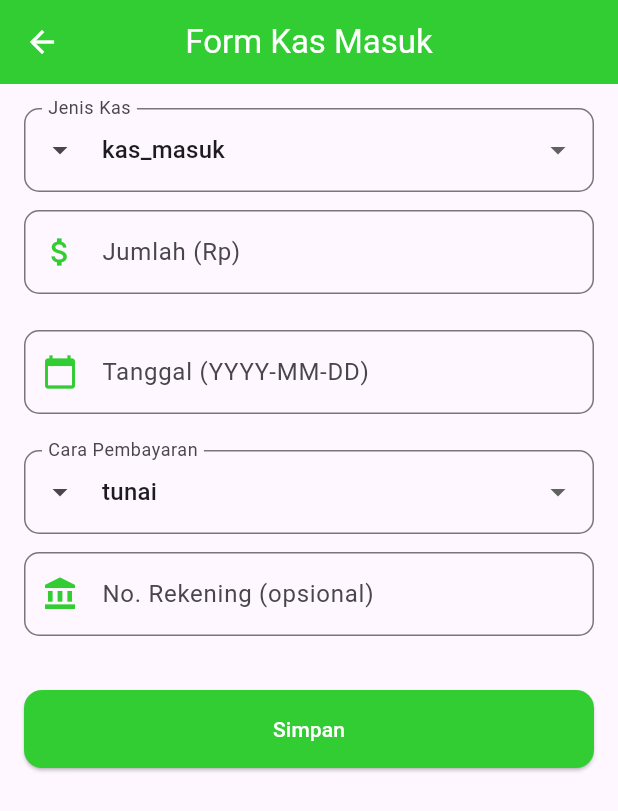
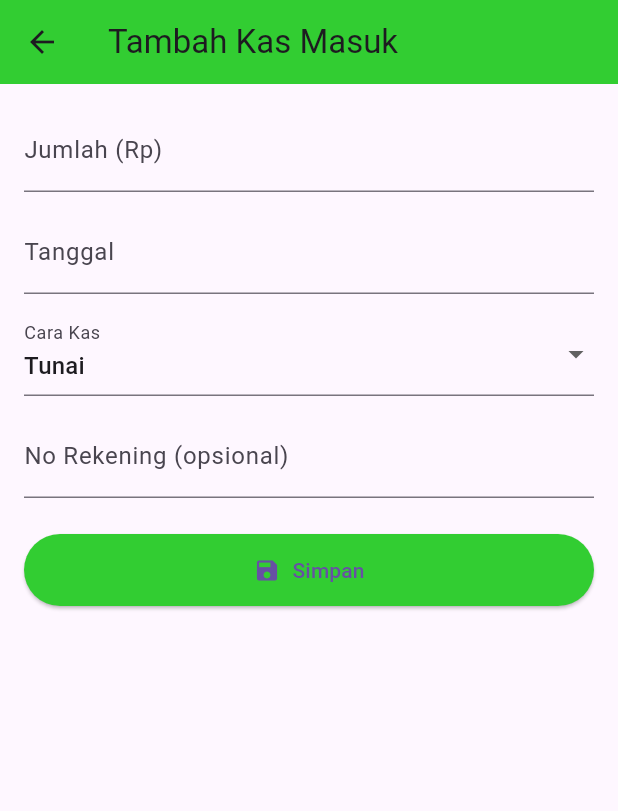
Before and after one commit to Mabot17/arta_krama, a Flutter app: the KasMasukView screen opened by its route, after a tap on the "add" icon, on a phone screen of 412 x 824 dp. Shown: the top 811 px of the screen. Run offline on Flutter 3.47's test engine with Material 3 defaults, Android fonts, the phone set to English and light mode, and no system bars; our stand-ins replace file_picker, flutter_screenutil, flutter_svg, get, get_storage, google_fonts and 2 more; accounts and stored records are empty.

Commit message:
tambahkan crud kas masuk

```diff
--- a/lib/modules/kas_masuk/controllers/kas_masuk_controller.dart
+++ b/lib/modules/kas_masuk/controllers/kas_masuk_controller.dart
@@ -7,18 +7,19 @@ import 'package:arta_krama/routes/app_routes_constant.dart';
 
 class KasMasukController extends GetxController {
   final KasMasukService _kasMasukService = KasMasukService();
+
   var kasMasukList = <KasMasuk>[].obs;
 
-  // Observable untuk dropdown
+  // Observables
   var jenisKas = 'kas_masuk'.obs;
   var caraKas = 'tunai'.obs;
 
-  // TextEditingControllers
+  // Controllers
   final TextEditingController jumlahKasController = TextEditingController();
   final TextEditingController tanggalKasController = TextEditingController();
   final TextEditingController norekKasController = TextEditingController();
 
-  KasMasuk? editingKas; // jika edit data
+  KasMasuk? editingKas;
 
   @override
   void onInit() {
@@ -26,55 +27,32 @@ class KasMasukController extends GetxController {
     fetchData();
   }
 
-  @override
-  void onClose() {
-    jumlahKasController.dispose();
-    tanggalKasController.dispose();
-    norekKasController.dispose();
-    super.onClose();
-  }
-
   Future<void> fetchData() async {
     try {
       final data = await _kasMasukService.getAll();
-      print("Data fetched: ${data.length} items");
       kasMasukList.assignAll(data);
-    } catch (e) {
+    } catch (_) {
       WidgetSnackbar.warning("Peringatan", "Data kas masuk tidak ditemukan");
     }
   }
 
-  Future<void> updateKas(KasMasuk kas) async {
-    try {
-      await _kasMasukService.update(kas);
-      fetchData();
-      WidgetSnackbar.success("Sukses", "Kas masuk berhasil diubah");
-      Get.back();
-    } catch (e) {
-      WidgetSnackbar.danger("Gagal", "Gagal mengubah kas masuk");
-    }
+  void resetForm() {
+    jumlahKasController.clear();
+    tanggalKasController.clear();
+    norekKasController.clear();
+    caraKas.value = 'tunai';
+    editingKas = null;
   }
 
-  Future<void> deleteKas(int id) async {
-    try {
-      await _kasMasukService.delete(id);
-      fetchData();
-      WidgetSnackbar.success("Sukses", "Data berhasil dihapus");
-    } catch (e) {
-      WidgetSnackbar.danger("Gagal", "Gagal menghapus data");
-    }
-  }
-
-  void goToAddPage() {
-    Get.toNamed(AppRoutesConstants.kasMasukForm); // pastikan route ini ada
-  }
-
-  void goToEditPage(KasMasuk kas) {
-    Get.toNamed(AppRoutesConstants.kasMasukForm, arguments: kas);
+  void setFormFromKas(KasMasuk kas) {
+    editingKas = kas;
+    jumlahKasController.text = kas.jumlah.toString();
+    tanggalKasController.text = kas.tanggal;
+    caraKas.value = kas.cara;
+    norekKasController.text = kas.norek ?? '';
   }
 
   Future<void> saveKas() async {
-    try {
     final jumlahText = jumlahKasController.text.trim();
     final tanggalText = tanggalKasController.text.trim();
     final norekText = norekKasController.text.trim();
@@ -90,7 +68,7 @@ class KasMasukController extends GetxController {
       return;
     }
 
-      var kasData = {
+    final kasData = {
       'kas_jenis': jenisKas.value,
       'kas_cara': caraKas.value,
       'kas_jumlah': jumlah,
@@ -98,18 +76,60 @@ class KasMasukController extends GetxController {
       'kas_norek': norekText.isNotEmpty ? norekText : null,
     };
 
-      bool success = await _kasMasukService.insert(kasData);
+    try {
+      final success = await _kasMasukService.insert(kasData);
       if (success) {
-        WidgetSnackbar.success("Berhasil", "Registrasi Menambahkan kas masuk berhasil");
-        Get.offAllNamed(AppRoutesConstants.kasMasuk);
+        WidgetSnackbar.success("Berhasil", "Kas masuk berhasil ditambahkan");
+        resetForm();
+        await fetchData();
+        Get.toNamed(AppRoutesConstants.kasMasuk);
       } else {
-        WidgetSnackbar.danger("Gagal", "Data Gagal ditambahkan");
+        WidgetSnackbar.danger("Gagal", "Data gagal ditambahkan");
       }
-
     } catch (e) {
-      print("Error saat menyimpan kas: $e");
-      WidgetSnackbar.danger("Gagal", "Gagal Insert data");
+      WidgetSnackbar.danger("Gagal", "Gagal menyimpan data");
     }
   }
 
+  Future<void> updateKas(KasMasuk kas) async {
+    try {
+      final updatedKas = KasMasuk(
+        id: kas.id,
+        jumlah: double.parse(jumlahKasController.text),
+        tanggal: tanggalKasController.text,
+        cara: caraKas.value,
+        norek: norekKasController.text.isNotEmpty ? norekKasController.text : null,
+      );
+
+      await _kasMasukService.update(updatedKas);
+      WidgetSnackbar.success("Sukses", "Kas masuk berhasil diubah");
+
+      resetForm();
+      editingKas = null; // 🔁 pindahkan reset editingKas di sini
+      await fetchData();
+      Get.toNamed(AppRoutesConstants.kasMasuk);
+    } catch (_) {
+      WidgetSnackbar.danger("Gagal", "Gagal mengubah kas masuk");
     }
+  }
+
+  Future<void> deleteKas(int id) async {
+    try {
+      await _kasMasukService.delete(id);
+      await fetchData();
+      WidgetSnackbar.success("Sukses", "Data berhasil dihapus");
+    } catch (_) {
+      WidgetSnackbar.danger("Gagal", "Gagal menghapus data");
+    }
+  }
+
+  void goToAddPage() {
+    resetForm();
+    Get.toNamed(AppRoutesConstants.kasMasukFormIsian);
+  }
+
+  void goToEditPage(KasMasuk kas) {
+    setFormFromKas(kas);
+    Get.toNamed(AppRoutesConstants.kasMasukFormIsian, arguments: kas);
+  }
+}
--- a/lib/modules/kas_masuk/kas_masuk_module.dart
+++ b/lib/modules/kas_masuk/kas_masuk_module.dart
@@ -1,6 +1,6 @@
 import 'package:get/get.dart';
 import 'package:arta_krama/modules/kas_masuk/views/kas_masuk_view.dart';
-import 'package:arta_krama/modules/kas_masuk/views/kas_masuk_form_view.dart';
+import 'package:arta_krama/modules/kas_masuk/views/kas_masuk_form_isian_view.dart';
 import 'package:arta_krama/modules/kas_masuk/controllers/kas_masuk_controller.dart';
 import 'package:arta_krama/routes/app_routes_constant.dart';
 
@@ -14,8 +14,8 @@ class KasMasukModule {
       }),
     ),
     GetPage(
-      name: AppRoutesConstants.kasMasukForm,
-      page: () => KasMasukFormView(), // ← form add/edit
+      name: AppRoutesConstants.kasMasukFormIsian,
+      page: () => KasMasukFormIsianView(), // ← form add/edit
     ),
   ];
 }
--- a/lib/modules/kas_masuk/models/kas_masuk_model.dart
+++ b/lib/modules/kas_masuk/models/kas_masuk_model.dart
@@ -1,16 +1,18 @@
+import 'dart:convert';
+
 class KasMasuk {
   final int? id;
   final String cara;
   final double jumlah;
   final String tanggal;
-  final String norek;
+  final String? norek;
 
   KasMasuk({
     this.id,
     required this.cara,
     required this.jumlah,
     required this.tanggal,
-    required this.norek,
+    this.norek,
   });
 
   Map<String, dynamic> toMap() {
@@ -28,9 +30,16 @@ class KasMasuk {
     return KasMasuk(
       id: map['kas_id'],
       cara: map['kas_cara'],
-      jumlah: map['kas_jumlah'],
+      jumlah: (map['kas_jumlah'] as num).toDouble(),
       tanggal: map['kas_tanggal'],
       norek: map['kas_norek'],
     );
   }
+
+  Map<String, dynamic> toJson() => toMap();
+
+  String toJsonString() => jsonEncode(toJson());
+
+  @override
+  String toString() => 'KasMasuk(${toJsonString()})';
 }
--- /dev/null
+++ b/lib/modules/kas_masuk/views/kas_masuk_form_isian_view.dart
@@ -0,0 +1,110 @@
+import 'package:flutter/material.dart';
+import 'package:get/get.dart';
+import 'package:arta_krama/modules/kas_masuk/controllers/kas_masuk_controller.dart';
+import 'package:arta_krama/modules/kas_masuk/models/kas_masuk_model.dart';
+
+class KasMasukFormIsianView extends StatelessWidget {
+  final KasMasukController controller = Get.find<KasMasukController>();
+  final _formKey = GlobalKey<FormState>();
+
+  KasMasukFormIsianView({super.key});
+
+  @override
+  Widget build(BuildContext context) {
+    final KasMasuk? kas = Get.arguments;
+
+    if (kas != null && controller.editingKas == null) {
+      controller.editingKas = kas;
+      controller.jumlahKasController.text = kas.jumlah.toString();
+      controller.tanggalKasController.text = kas.tanggal;
+      controller.caraKas.value = kas.cara;
+      controller.norekKasController.text = kas.norek ?? '';
+    }
+
+    return Scaffold(
+      appBar: AppBar(
+        title: Text(kas == null ? "Tambah Kas Masuk" : "Edit Kas Masuk"),
+        backgroundColor: const Color(0xFF32CD32),
+      ),
+      body: Padding(
+        padding: const EdgeInsets.all(16),
+        child: Form(
+          key: _formKey,
+          child: ListView(
+            children: [
+              TextFormField(
+                controller: controller.jumlahKasController,
+                keyboardType: TextInputType.number,
+                decoration: const InputDecoration(labelText: "Jumlah (Rp)"),
+                validator: (value) {
+                  if (value == null || value.isEmpty) return 'Wajib diisi';
+                  if (double.tryParse(value) == null) return 'Masukkan angka valid';
+                  return null;
+                },
+              ),
+              const SizedBox(height: 12),
+              TextFormField(
+                controller: controller.tanggalKasController,
+                readOnly: true,
+                decoration: const InputDecoration(labelText: "Tanggal"),
+                validator: (value) => (value == null || value.isEmpty) ? 'Wajib diisi' : null,
+                onTap: () async {
+                  DateTime? picked = await showDatePicker(
+                    context: context,
+                    initialDate: DateTime.tryParse(controller.tanggalKasController.text) ?? DateTime.now(),
+                    firstDate: DateTime(2020),
+                    lastDate: DateTime(2100),
+                  );
+                  if (picked != null) {
+                    controller.tanggalKasController.text = picked.toIso8601String().split('T').first;
+                  }
+                },
+              ),
+              const SizedBox(height: 12),
+              Obx(() => DropdownButtonFormField(
+                value: controller.caraKas.value,
+                items: ['tunai', 'transfer'].map((c) {
+                  return DropdownMenuItem(value: c, child: Text(c.capitalize!));
+                }).toList(),
+                onChanged: (value) {
+                  if (value != null) controller.caraKas.value = value.toString();
+                },
+                decoration: const InputDecoration(labelText: "Cara Kas"),
+              )),
+              const SizedBox(height: 12),
+              TextFormField(
+                controller: controller.norekKasController,
+                decoration: const InputDecoration(labelText: "No Rekening (opsional)"),
+              ),
+              const SizedBox(height: 24),
+              ElevatedButton.icon(
+                onPressed: () async {
+                  if (_formKey.currentState!.validate()) {
+                    if (kas != null) {
+                      final updatedKas = KasMasuk(
+                        id: kas.id,
+                        jumlah: double.parse(controller.jumlahKasController.text),
+                        tanggal: controller.tanggalKasController.text,
+                        cara: controller.caraKas.value,
+                        norek: controller.norekKasController.text.isEmpty ? null : controller.norekKasController.text,
+                      );
+                      await controller.updateKas(updatedKas);
+                    } else {
+                      await controller.saveKas();
+                    }
+                  }
+                },
+                icon: const Icon(Icons.save),
+                label: Text(kas == null ? "Simpan" : "Perbarui"),
+                style: ElevatedButton.styleFrom(
+                  backgroundColor: const Color(0xFF32CD32),
+                  padding: const EdgeInsets.symmetric(vertical: 14),
+                ),
+              )
+            ],
+          ),
+        ),
+      ),
+    );
+  }
+}
--- a/lib/modules/kas_masuk/views/kas_masuk_form_view.dart
+++ /dev/null
@@ -1,82 +0,0 @@
-import 'package:flutter/material.dart';
-import 'package:get/get.dart';
-import 'package:arta_krama/modules/kas_masuk/controllers/kas_masuk_controller.dart';
-import 'package:arta_krama/widgets/widget_appbar.dart';
-import 'package:arta_krama/widgets/widget_textfield.dart';
-import 'package:arta_krama/widgets/widget_combobox.dart';
-
-class KasMasukFormView extends StatelessWidget {
-  final KasMasukController controller = Get.find<KasMasukController>();
-  final Color baseColor = const Color(0xFF32CD32);
-
-  KasMasukFormView({super.key});
-
-  @override
-  Widget build(BuildContext context) {
-    return Scaffold(
-      appBar: const WidgetAppBar(title: 'Form Kas Masuk'),
-      body: SingleChildScrollView(
-        padding: const EdgeInsets.all(16),
-        child: Obx(() => Column(
-          children: [
-            WidgetComboBox(
-              label: "Jenis Kas",
-              value: controller.jenisKas.value,
-              items: const ['kas_masuk', 'kas_keluar'],
-              onChanged: (val) {
-                if (val != null) controller.jenisKas.value = val;
-              },
-              color: baseColor,
-            ),
-            const SizedBox(height: 12),
-            WidgetTextField(
-              label: "Jumlah (Rp)",
-              icon: Icons.attach_money,
-              controller: controller.jumlahKasController,
-              color: baseColor,
-              keyboard: TextInputType.number,
-            ),
-            const SizedBox(height: 12),
-            WidgetTextField(
-              label: "Tanggal (YYYY-MM-DD)",
-              icon: Icons.calendar_today,
-              controller: controller.tanggalKasController,
-              color: baseColor,
-              keyboard: TextInputType.datetime,
-            ),
-            const SizedBox(height: 12),
-            WidgetComboBox(
-              label: "Cara Pembayaran",
-              value: controller.caraKas.value,
-              items: const ['tunai', 'card'],
-              onChanged: (val) {
-                if (val != null) controller.caraKas.value = val;
-              },
-              color: baseColor,
-            ),
-            const SizedBox(height: 12),
-            WidgetTextField(
-              label: "No. Rekening (opsional)",
-              icon: Icons.account_balance,
-              controller: controller.norekKasController,
-              color: baseColor,
-            ),
-            const SizedBox(height: 24),
-            SizedBox(
-              width: double.infinity,
-              child: ElevatedButton(
-                onPressed: controller.saveKas,
-                style: ElevatedButton.styleFrom(
-                  backgroundColor: baseColor,
-                  padding: const EdgeInsets.symmetric(vertical: 16),
-                  shape: RoundedRectangleBorder(borderRadius: BorderRadius.circular(12)),
-                ),
-                child: const Text("Simpan", style: TextStyle(color: Colors.white)),
-              ),
-            ),
-          ],
-        )),
-      ),
-    );
-  }
-}
--- a/lib/modules/setting/controllers/setting_controller.dart
+++ b/lib/modules/setting/controllers/setting_controller.dart
@@ -18,6 +18,7 @@ class SettingController {
 
     // Ambil path file database
     final dbPath = await _storage.read('offline_db_path') ?? '';
+    print("Backup from: $dbPath");
     if (dbPath.isEmpty) {
       WidgetSnackbar.danger("Gagal", "Path database tidak ditemukan!");
       return;
@@ -37,9 +38,8 @@ class SettingController {
 
       final sourceFile = File(dbPath);
       await sourceFile.copy(destinationPath);
-
+      print("Backup sukses: $destinationPath");
       WidgetSnackbar.success("Sukses", "Data berhasil di-backup ke folder Download.");
-      print("Backup sukses: $destinationPath");
     } catch (e) {
       print("Backup error: $e");
       WidgetSnackbar.danger("Gagal", "Gagal memindahkan file ke folder Download.");
--- a/lib/routes/app_routes_constant.dart
+++ b/lib/routes/app_routes_constant.dart
@@ -6,7 +6,7 @@ class AppRoutesConstants {
 
   // Modul Master
   static const String kasMasuk = "/kas_masuk";
-  static const String kasMasukForm = "/kas_masuk/form_isian";
+  static const String kasMasukFormIsian = "/kas_masuk/form_isian";
   static const String kasKeluar = "/kas_keluar";
 
   // Tambahan
```
Also changed, not shown: lib/modules/kas_masuk/services/kas_masuk_service.dart (+9 -2 lines), lib/modules/kas_masuk/views/kas_masuk_view.dart (+24 -3 lines). Lines whose indentation alone changed are shown as unchanged.
